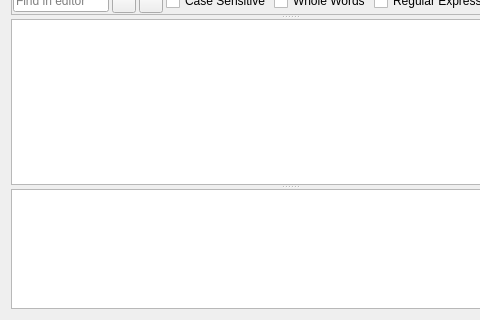
Qt form src/SqlExecutionArea.ui (sqlitebrowser/sqlitebrowser) before a commit; both pictures show x 0 to 480 and y 162 to 482 of the 579 by 482 pixel window.
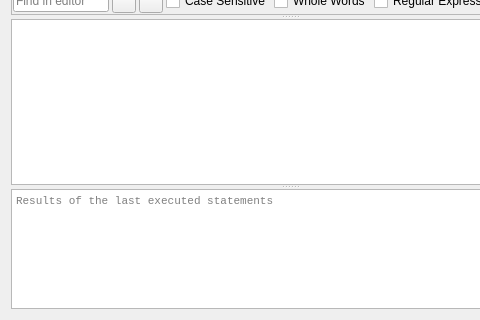
The same form after that commit. Icons and pictures are not drawn. Custom widgets are drawn as their Qt base class.

Commit message: Usability improvements for Extended Table Widget and SQL results pane

Patch:
```diff
--- a/src/SqlExecutionArea.ui
+++ b/src/SqlExecutionArea.ui
@@ -227,6 +227,9 @@
        <property name="readOnly">
         <bool>true</bool>
        </property>
+       <property name="placeholderText">
+        <string>Results of the last executed statements</string>
+       </property>
       </widget>
      </widget>
     </widget>
```
The commit also changes 5 other files.
